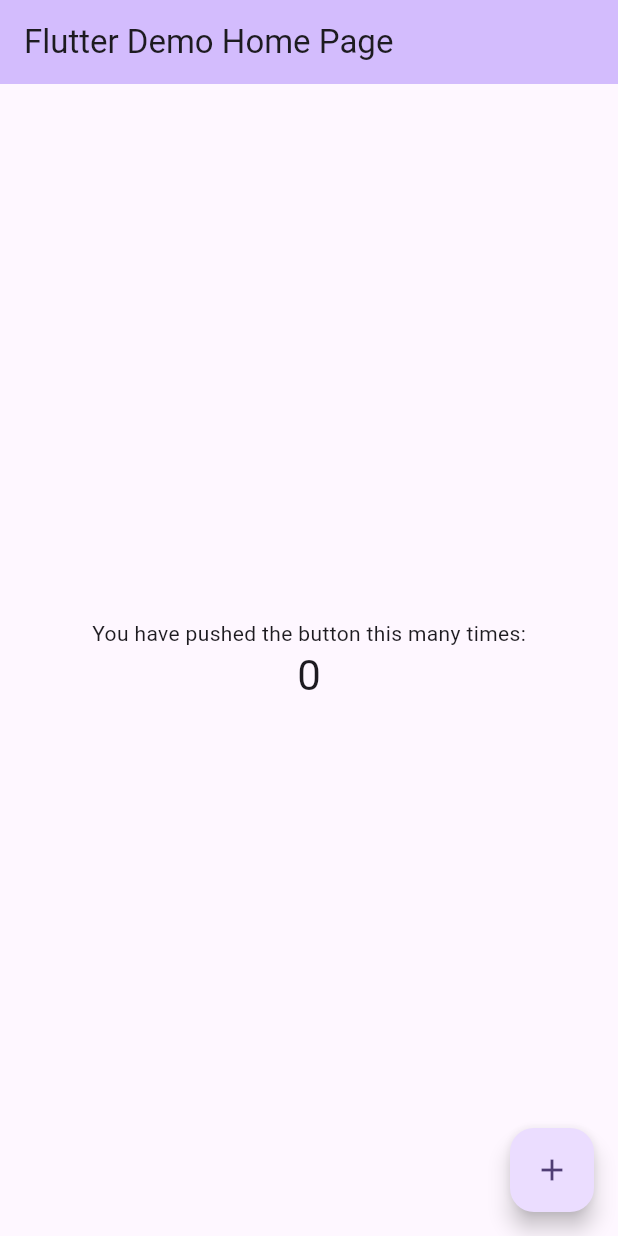
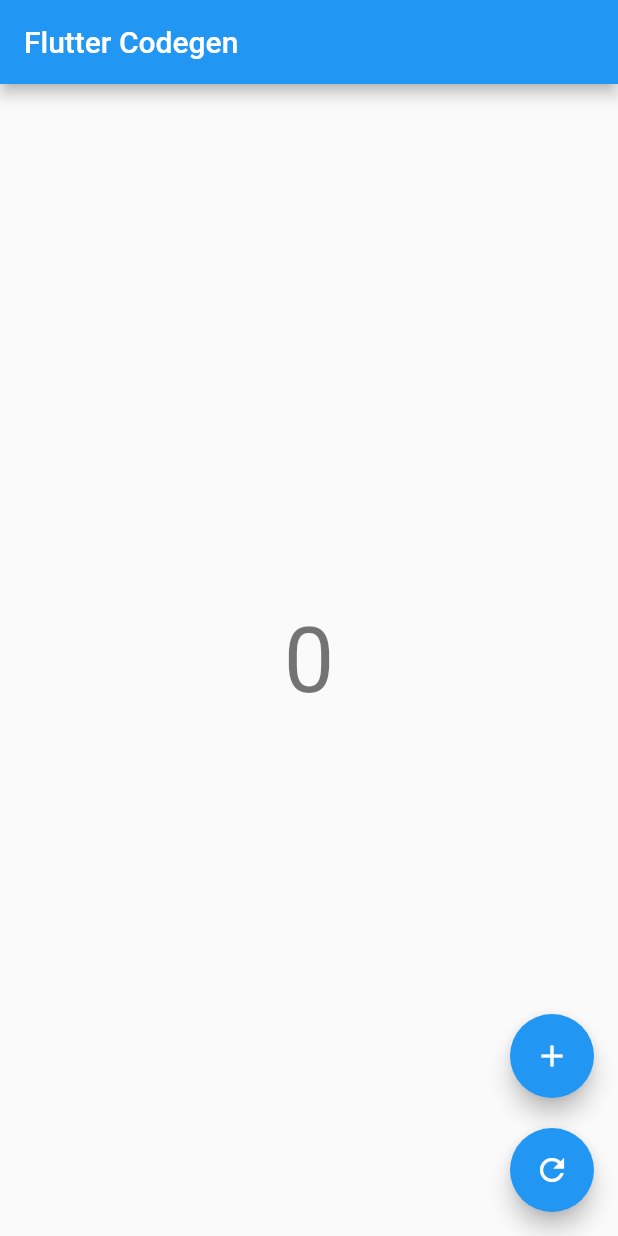
Before and after one commit to kboomska/code-generation, a Flutter app: the screen it shows after launch, on a phone screen of 412 x 824 dp. Run offline on Flutter 3.47's test engine with Material 2 defaults, Android fonts, the phone set to English and light mode, and no system bars.

Commit message:
Creating CounterPage

```diff
--- a/bloc_freezed_example/lib/main.dart
+++ b/bloc_freezed_example/lib/main.dart
@@ -1,4 +1,6 @@
 import 'package:flutter/material.dart';
+
+import 'package:bloc_freezed_example/pages/counter_page.dart';
 
 void main() {
   runApp(const MyApp());
@@ -7,119 +9,11 @@ void main() {
 class MyApp extends StatelessWidget {
   const MyApp({super.key});
 
-  // This widget is the root of your application.
   @override
   Widget build(BuildContext context) {
-    return MaterialApp(
-      title: 'Flutter Demo',
-      theme: ThemeData(
-        // This is the theme of your application.
-        //
-        // TRY THIS: Try running your application with "flutter run". You'll see
-        // the application has a blue toolbar. Then, without quitting the app,
-        // try changing the seedColor in the colorScheme below to Colors.green
-        // and then invoke "hot reload" (save your changes or press the "hot
-        // reload" button in a Flutter-supported IDE, or press "r" if you used
-        // the command line to start the app).
-        //
-        // Notice that the counter didn't reset back to zero; the application
-        // state is not lost during the reload. To reset the state, use hot
-        // restart instead.
-        //
-        // This works for code too, not just values: Most code changes can be
-        // tested with just a hot reload.
-        colorScheme: ColorScheme.fromSeed(seedColor: Colors.deepPurple),
-        useMaterial3: true,
-      ),
-      home: const MyHomePage(title: 'Flutter Demo Home Page'),
+    return const MaterialApp(
+      title: 'BLoC Freezed Example',
+      home: CounterPage(),
     );
   }
 }
-
-class MyHomePage extends StatefulWidget {
-  const MyHomePage({super.key, required this.title});
-
-  // This widget is the home page of your application. It is stateful, meaning
-  // that it has a State object (defined below) that contains fields that affect
-  // how it looks.
-
-  // This class is the configuration for the state. It holds the values (in this
-  // case the title) provided by the parent (in this case the App widget) and
-  // used by the build method of the State. Fields in a Widget subclass are
-  // always marked "final".
-
-  final String title;
-
-  @override
-  State<MyHomePage> createState() => _MyHomePageState();
-}
-
-class _MyHomePageState extends State<MyHomePage> {
-  int _counter = 0;
-
-  void _incrementCounter() {
-    setState(() {
-      // This call to setState tells the Flutter framework that something has
-      // changed in this State, which causes it to rerun the build method below
-      // so that the display can reflect the updated values. If we changed
-      // _counter without calling setState(), then the build method would not be
-      // called again, and so nothing would appear to happen.
-      _counter++;
-    });
-  }
-
-  @override
-  Widget build(BuildContext context) {
-    // This method is rerun every time setState is called, for instance as done
-    // by the _incrementCounter method above.
-    //
-    // The Flutter framework has been optimized to make rerunning build methods
-    // fast, so that you can just rebuild anything that needs updating rather
-    // than having to individually change instances of widgets.
-    return Scaffold(
-      appBar: AppBar(
-        // TRY THIS: Try changing the color here to a specific color (to
-        // Colors.amber, perhaps?) and trigger a hot reload to see the AppBar
-        // change color while the other colors stay the same.
-        backgroundColor: Theme.of(context).colorScheme.inversePrimary,
-        // Here we take the value from the MyHomePage object that was created by
-        // the App.build method, and use it to set our appbar title.
-        title: Text(widget.title),
-      ),
-      body: Center(
-        // Center is a layout widget. It takes a single child and positions it
-        // in the middle of the parent.
-        child: Column(
-          // Column is also a layout widget. It takes a list of children and
-          // arranges them vertically. By default, it sizes itself to fit its
-          // children horizontally, and tries to be as tall as its parent.
-          //
-          // Column has various properties to control how it sizes itself and
-          // how it positions its children. Here we use mainAxisAlignment to
-          // center the children vertically; the main axis here is the vertical
-          // axis because Columns are vertical (the cross axis would be
-          // horizontal).
-          //
-          // TRY THIS: Invoke "debug painting" (choose the "Toggle Debug Paint"
-          // action in the IDE, or press "p" in the console), to see the
-          // wireframe for each widget.
-          mainAxisAlignment: MainAxisAlignment.center,
-          children: <Widget>[
-            const Text(
-              'You have pushed the button this many times:',
-            ),
-            Text(
-              '$_counter',
-              style: Theme.of(context).textTheme.headlineMedium,
-            ),
-          ],
-        ),
-      ),
-      floatingActionButton: FloatingActionButton(
-        onPressed: _incrementCounter,
-        tooltip: 'Increment',
-        child: const Icon(Icons.add),
-      ), // This trailing comma makes auto-formatting nicer for build methods.
-    );
-  }
-}
--- /dev/null
+++ b/bloc_freezed_example/lib/pages/counter_page.dart
@@ -0,0 +1,54 @@
+import 'package:flutter/material.dart';
+
+class CounterPage extends StatelessWidget {
+  const CounterPage({super.key});
+
+  @override
+  Widget build(BuildContext context) {
+    return Scaffold(
+      appBar: AppBar(
+        title: const Text('Flutter Codegen'),
+      ),
+      body: const Center(
+        child: _CounterText(),
+      ),
+      floatingActionButton: Column(
+        mainAxisAlignment: MainAxisAlignment.end,
+        children: [
+          FloatingActionButton(
+            onPressed: () {},
+            tooltip: 'Increment',
+            child: const Icon(
+              Icons.add,
+            ),
+          ),
+          const SizedBox(
+            height: 20,
+          ),
+          FloatingActionButton(
+            onPressed: () {},
+            tooltip: 'Reset',
+            child: const Icon(
+              Icons.refresh,
+            ),
+          ),
+        ],
+      ),
+    );
+  }
+}
+
+class _CounterText extends StatelessWidget {
+  const _CounterText({super.key});
+
+  @override
+  Widget build(BuildContext context) {
+    return const Text(
+      '0',
+      style: TextStyle(
+        fontSize: 60,
+        color: Colors.black54,
+      ),
+    );
+  }
+}
```
Also changed, not shown: 1 other file.
